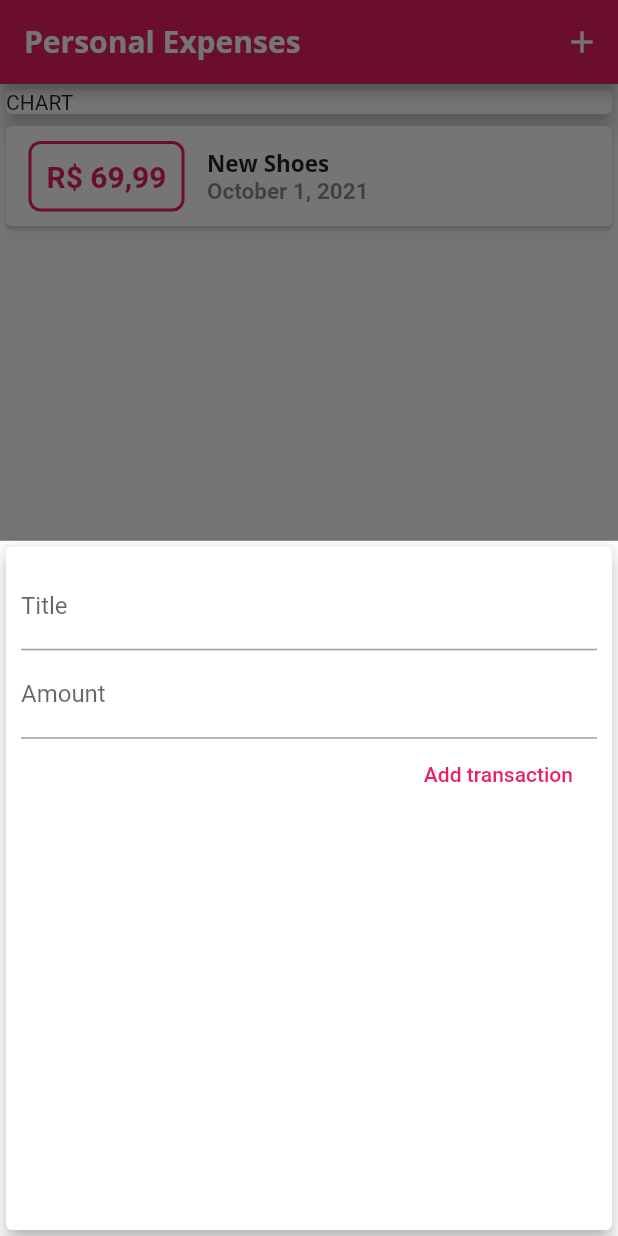
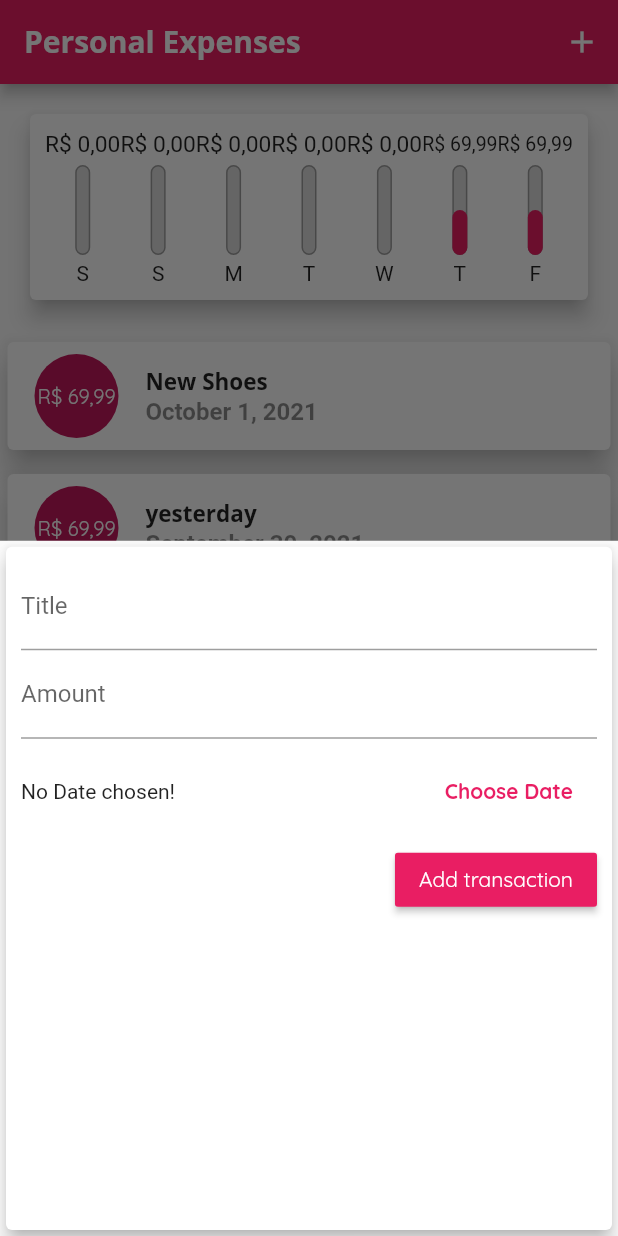
Before and after one commit to EricOgata/flutter-budget-control, a Flutter app: the screen it shows after launch, after a tap on the "add" icon, on a phone screen of 412 x 824 dp. Run offline on Flutter 3.47's test engine with Material 2 defaults, Android fonts, the phone set to English and light mode, and no system bars.

Commit message:
[ REFAC ] Adding DateTime data, using DatePicker, layout changes

```diff
--- a/lib/main.dart
+++ b/lib/main.dart
@@ -4,6 +4,7 @@ import './models/transaction.dart';
 
 import './widgets/new_transaction.dart';
 import './widgets/transaction_list.dart';
+import './widgets/chart.dart';
 
 void main() => runApp(MyApp());
 
@@ -21,6 +22,9 @@ class MyApp extends StatelessWidget {
                   fontFamily: 'OpenSans',
                   fontSize: 15,
                   fontWeight: FontWeight.bold,
+                ),
+                button: TextStyle(
+                  color: Colors.white,
                 ),
               ),
           appBarTheme: AppBarTheme(
@@ -50,14 +54,26 @@ class _MyHomePageState extends State<MyHomePage> {
       amount: 69.99,
       date: DateTime.now(),
     ),
+    Transaction(
+      id: 't1',
+      title: 'yesterday',
+      amount: 69.99,
+      date: DateTime.now().subtract(Duration(days: 1)),
+    )
   ];
 
-  void _addNewTransaction(String txTitle, double txAmount) {
+  List<Transaction> get _recentTransactions {
+    return _userTransactions.where((element) {
+      return element.date.isAfter(DateTime.now().subtract(Duration(days: 7),));
+    }).toList();
+  }
+
+  void _addNewTransaction(String txTitle, double txAmount, DateTime txDate) {
     final newTransaction = new Transaction(
       title: txTitle,
       amount: txAmount,
       id: DateTime.now().toString(),
-      date: DateTime.now(),
+      date: txDate,
     );
     setState(() {
       _userTransactions.add(newTransaction);
@@ -98,19 +114,11 @@ class _MyHomePageState extends State<MyHomePage> {
         child: Column(
           // mainAxisAlignment: MainAxisAlignment.spaceEvenly,
           children: <Widget>[
-            Container(
-              width: double.infinity,
-              child: Card(
-                child: Text('CHART'),
-                elevation: 5,
-              ),
-            ),
+            Chart(_recentTransactions),
             Column(
               children: [
                 // NewTransaction(_addNewTransaction),
-                TransactionList(
-                  transactions: _userTransactions,
-                ),
+                TransactionList(transactions: _userTransactions),
               ],
             ),
           ],
--- /dev/null
+++ b/lib/utils/number_format.dart
@@ -0,0 +1,8 @@
+import 'package:intl/intl.dart';
+
+class CustomNumberFormats {
+  static NumberFormat moneyFormat() {
+    NumberFormat formatter = NumberFormat.simpleCurrency(locale: 'pt_BR');
+    return formatter;
+  }
+}
--- /dev/null
+++ b/lib/widgets/chart.dart
@@ -0,0 +1,67 @@
+import 'dart:math';
+
+import 'package:flutter/material.dart';
+import 'package:intl/intl.dart';
+
+import '../models/transaction.dart';
+
+import 'chart_bar.dart';
+
+class Chart extends StatelessWidget {
+  final List<Transaction> recentTransactions;
+
+  Chart(this.recentTransactions);
+
+  List<Map<String, Object>> get groupedTransactionValues {
+    return List.generate(7, (index) {
+      final weekDay = DateTime.now().subtract(Duration(days: index));
+      double totalSum = 0.0;
+
+      recentTransactions.forEach((element) {
+        if (element.date.day == weekDay.day &&
+            element.date.month == weekDay.month &&
+            element.date.year == weekDay.year) {
+          totalSum += element.amount;
+          print(element);
+        }
+      });
+
+      return {
+        'day': DateFormat.E().format(weekDay).substring(0, 1),
+        'amount': totalSum,
+      };
+    }).reversed.toList();
+  }
+
+  double get maxSpending {
+    return groupedTransactionValues.fold(0.0, (sum, element) {
+      return sum + (element['amount'] as double);
+    });
+  }
+
+  @override
+  Widget build(BuildContext context) {
+    return Card(
+      elevation: 6,
+      margin: EdgeInsets.all(20),
+      child: Padding(
+        padding: EdgeInsets.all(10),
+        child: Row(
+          mainAxisAlignment: MainAxisAlignment.spaceAround,
+          children: groupedTransactionValues.map((data) {
+            return Flexible(
+              fit: FlexFit.tight,
+              child: ChartBar(
+                label: data['day'] as String,
+                amount: data['amount'] as double,
+                spendingPercentOfTotal: maxSpending == 0.0
+                    ? 0.0
+                    : (data['amount'] as double) / maxSpending,
+              ),
+            );
+          }).toList(),
+        ),
+      ),
+    );
+  }
+}
--- /dev/null
+++ b/lib/widgets/chart_bar.dart
@@ -0,0 +1,56 @@
+import 'package:flutter/material.dart';
+import '../utils/number_format.dart';
+
+class ChartBar extends StatelessWidget {
+  final String label;
+  final double amount;
+  final double spendingPercentOfTotal;
+
+  ChartBar({
+    required this.label,
+    required this.amount,
+    required this.spendingPercentOfTotal,
+  });
+
+  @override
+  Widget build(BuildContext context) {
+    return Column(
+      children: [
+        Container(
+          height: 20,
+          child: FittedBox(
+            child: Text(CustomNumberFormats.moneyFormat().format(amount)),
+          ),
+        ),
+        SizedBox(height: 4),
+        Container(
+          height: 60,
+          width: 10,
+          child: Stack(
+            alignment: Alignment.bottomCenter,
+            children: [
+              Container(
+                decoration: BoxDecoration(
+                  border: Border.all(color: Colors.grey, width: 1),
+                  color: Color.fromRGBO(220, 220, 220, 1),
+                  borderRadius: BorderRadius.circular(8),
+                ),
+              ),
+              FractionallySizedBox(
+                heightFactor: spendingPercentOfTotal,
+                child: Container(
+                  decoration: BoxDecoration(
+                    color: Theme.of(context).primaryColor,
+                    borderRadius: BorderRadius.circular(8),
+                  ),
+                ),
+              )
+            ],
+          ),
+        ),
+        SizedBox(height: 4),
+        Text(label),
+      ],
+    );
+  }
+}
--- a/lib/widgets/new_transaction.dart
+++ b/lib/widgets/new_transaction.dart
@@ -1,4 +1,5 @@
 import 'package:flutter/material.dart';
+import 'package:intl/intl.dart';
 
 class NewTransaction extends StatefulWidget {
   final Function addNewTransactionFunc;
@@ -10,22 +11,39 @@ class NewTransaction extends StatefulWidget {
 }
 
 class _NewTransactionState extends State<NewTransaction> {
-  final titleController = TextEditingController();
+  final _titleController = TextEditingController();
+  final _amountController = TextEditingController();
+  DateTime? _selectedDate;
 
-  final amountController = TextEditingController();
+  void _submitForm() {
+    final enteredTitle = _titleController.text;
+    final enteredAmount = double.parse(_amountController.text);
+    final enteredDate = _selectedDate;
 
-  void submitForm() {
-    final enteredTitle = titleController.text;
-    final entederValue = double.parse(amountController.text);
-
-    if (enteredTitle.isEmpty || entederValue < 0) return;
+    if (enteredTitle.isEmpty || enteredAmount < 0 || enteredDate == null ) return;
 
     widget.addNewTransactionFunc(
       enteredTitle,
-      entederValue,
+      enteredAmount,
+      enteredDate,
     );
 
     Navigator.of(context).pop();
+  }
+
+  void _showDatePicker() {
+    showDatePicker(
+      context: context,
+      initialDate: DateTime.now(),
+      firstDate: DateTime(2019),
+      lastDate: DateTime.now(),
+    ).then((pickedDate) {
+      print(pickedDate);
+      if (pickedDate == null) return;
+      setState(() {
+        _selectedDate = pickedDate;
+      });
+    });
   }
 
   @override
@@ -38,24 +56,49 @@ class _NewTransactionState extends State<NewTransaction> {
           crossAxisAlignment: CrossAxisAlignment.end,
           children: [
             TextField(
-              controller: titleController,
-              onSubmitted: (_) => submitForm(),
+              controller: _titleController,
+              onSubmitted: (_) => _submitForm(),
               decoration: InputDecoration(
                 labelText: 'Title',
               ),
             ),
             TextField(
-              controller: amountController,
+              controller: _amountController,
               keyboardType: TextInputType.number,
-              onSubmitted: (_) => submitForm(),
+              onSubmitted: (_) => _submitForm(),
               decoration: InputDecoration(
                 labelText: 'Amount',
               ),
             ),
-            FlatButton(
+            Container(
+              height: 70,
+              child: Row(
+                children: [
+                  Expanded(
+                    child: Text(
+                      _selectedDate == null
+                          ? 'No Date chosen!'
+                          : DateFormat.yMd().format(_selectedDate!),
+                    ),
+                  ),
+                  FlatButton(
+                    child: Text(
+                      'Choose Date',
+                      style: TextStyle(
+                        fontWeight: FontWeight.bold,
+                      ),
+                    ),
+                    onPressed: _showDatePicker,
+                    textColor: Theme.of(context).primaryColor,
+                  )
+                ],
+              ),
+            ),
+            RaisedButton(
               child: Text('Add transaction'),
-              onPressed: submitForm,
-              textColor: Theme.of(context).primaryColor,
+              onPressed: _submitForm,
+              textColor: Theme.of(context).textTheme.button!.color,
+              color: Theme.of(context).primaryColor,
             ),
           ],
         ),
--- a/lib/widgets/transaction_list.dart
+++ b/lib/widgets/transaction_list.dart
@@ -12,54 +12,57 @@ class TransactionList extends StatelessWidget {
   Widget build(BuildContext context) {
     return Container(
       height: 300,
-      child: ListView.builder(
+      child: transactions.isEmpty
+          ? Column(
+              children: [
+                Text(
+                  'No transaction added yet!',
+                  style: Theme.of(context).textTheme.headline6,
+                ),
+                SizedBox(
+                  height: 20,
+                ),
+                Container(
+                  height: 200,
+                  child: Image.asset(
+                    'assets/images/waiting.png',
+                    fit: BoxFit.cover,
+                  ),
+                ),
+              ],
+            )
+          : ListView.builder(
               itemCount: transactions.length,
               itemBuilder: (ctx, index) {
                 return Card(
-            child: Row(
-              children: [
-                Container(
                   margin: EdgeInsets.symmetric(
-                    vertical: 10,
-                    horizontal: 15,
+                    vertical: 8,
+                    horizontal: 5,
                   ),
-                  padding: EdgeInsets.all(10),
-                  decoration: BoxDecoration(
-                    border: Border.all(
-                      color: Theme.of(context).primaryColor,
-                      width: 2,
-                    ),
-                    borderRadius: BorderRadius.all(Radius.circular(8)),
-                  ),
-                  child: Text(
-                    '${transactions[index].getCurrency()}',
-                    style: TextStyle(
-                      fontWeight: FontWeight.bold,
-                      fontSize: 20,
-                      color: Theme.of(context).primaryColor,
+                  elevation: 8,
+                  child: ListTile(
+                    leading: CircleAvatar(
+                      radius: 30,
+                      child: Padding(
+                        padding: EdgeInsets.all(4),
+                        child: FittedBox(
+                          child: Text(transactions[index].getCurrency()),
                         ),
                       ),
                     ),
-                Column(
-                  crossAxisAlignment: CrossAxisAlignment.start,
-                  children: [
-                    Text(
+                    title: Text(
                       transactions[index].title,
                       style: Theme.of(context).textTheme.headline6,
                     ),
-                    Text(
+                    subtitle: Text(
                       transactions[index].getFormatedDate(),
                       style: TextStyle(
-                        fontSize: 15,
+                        fontSize: 16,
                         color: Colors.black45,
                         fontWeight: FontWeight.bold,
                       ),
                     ),
-                  ],
-                )
-              ],
                   ),
-            elevation: 1,
                 );
               },
             ),
--- a/pubspec.yaml
+++ b/pubspec.yaml
@@ -46,7 +46,8 @@ flutter:
   uses-material-design: true
 
   # To add assets to your application, add an assets section, like this:
-  # assets:
+  assets:
+    - assets/images/waiting.png
   #   - images/a_dot_burr.jpeg
   #   - images/a_dot_ham.jpeg
 
```
Also changed, not shown: assets/images/waiting.png (added). Lines whose indentation alone changed are shown as unchanged.
